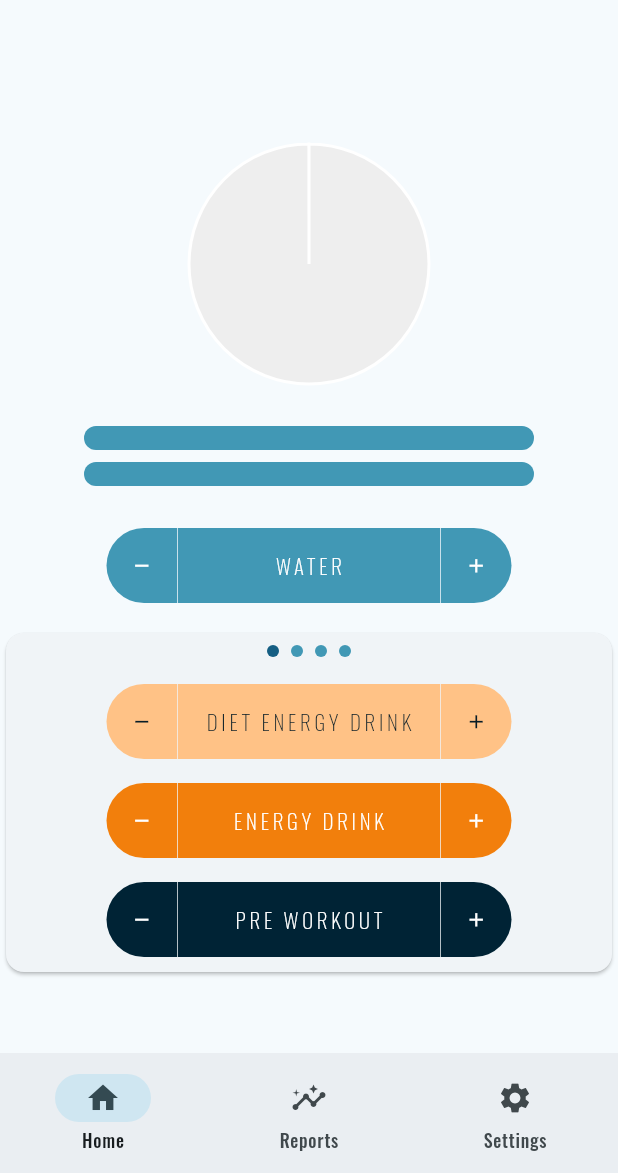
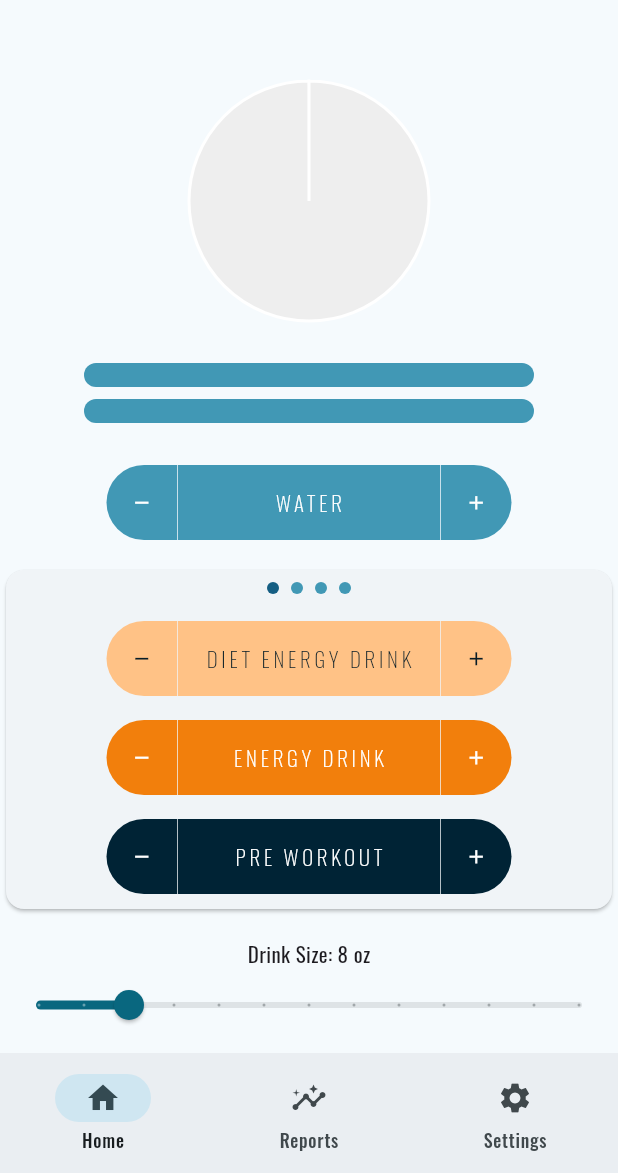
Before and after one commit to swsvindland/fitness-mobile, a Flutter app: the HomePage screen opened by its route, on a phone screen of 412 x 824 dp, the part 63-1236 px from its top. Run offline on Flutter 3.47's test engine with Material 3 defaults, Android fonts, the phone set to English and light mode, and no system bars; drawn by our look-alikes of carousel_slider, flutter_animation_progress_bar; our stand-ins replace cloud_firestore, community_charts_flutter, firebase_analytics, firebase_auth, firebase_core, firebase_crashlytics and 5 more; missing offline and left inert: os_detect; accounts and stored records are empty; generated files the repository leaves out were written again; network calls fail.

Commit message:
add drink size slider

```diff
--- /dev/null
+++ b/apps/water_track/lib/widgets/drink_size.dart
@@ -0,0 +1,44 @@
+import 'package:flutter/material.dart';
+import 'package:models/preferences.dart';
+import 'package:provider/provider.dart';
+
+class DrinkSize extends StatefulWidget {
+  const DrinkSize({super.key});
+
+  @override
+  State<DrinkSize> createState() => _DrinkSizeState();
+}
+
+class _DrinkSizeState extends State<DrinkSize> {
+  double _currentSliderValue = 12;
+
+  @override
+  Widget build(BuildContext context) {
+    var preferences = Provider.of<Preferences>(context);
+
+    double max = preferences.unit == 'imperial' ? 48 : 1500;
+    var divisions = preferences.unit == 'imperial' ? 12 : 30;
+
+    _currentSliderValue = preferences.drinkSize.toDouble();
+
+    return Column(
+      children: [
+        const SizedBox(height: 16),
+        Text('Drink Size: ${_currentSliderValue.round()} ${preferences.unit == 'imperial' ? 'oz' : 'ml'}'),
+        Slider(
+          value: _currentSliderValue,
+          max: max,
+          divisions: divisions,
+          label: _currentSliderValue.round().toString(),
+          onChanged: (double value) {
+            setState(() {
+              _currentSliderValue = value;
+            });
+
+            preferences.setDrinkSize(value.round());
+          },
+        ),
+      ],
+    );
+  }
+}
--- a/apps/water_track/lib/widgets/home.dart
+++ b/apps/water_track/lib/widgets/home.dart
@@ -4,6 +4,7 @@ import 'package:provider/provider.dart';
 import 'package:water_track/services/database_service.dart';
 import 'package:models/models.dart';
 import 'buttons/buttons.dart';
+import 'drink_size.dart';
 import 'graph.dart';
 
 class Home extends StatelessWidget {
@@ -29,7 +30,8 @@ class Home extends StatelessWidget {
             children: <Widget>[
               const Graph(),
               const SizedBox(height: 16),
-              Buttons()
+              Buttons(),
+              const DrinkSize(),
             ],
           ),
         ),
```
